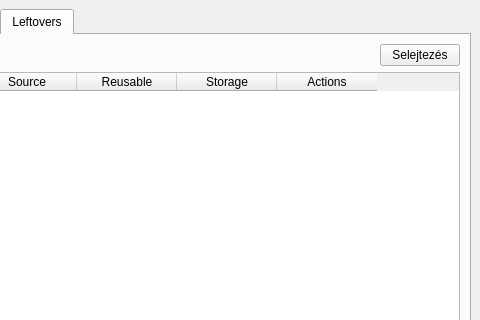
First picture: the form in view/MainWindow.ui, repository horvathzoltan/cutplannerpro, before the edit; both pictures show x 544 to 1024 and y 0 to 320 of the 1024 by 666 pixel window.
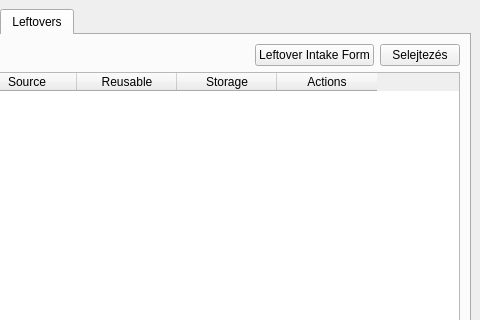
Second picture: the form after the edit. The open tabs and pages were chosen to show the change.

Diff of the .ui file:
```diff
--- a/view/MainWindow.ui
+++ b/view/MainWindow.ui
@@ -703,6 +703,13 @@
               </property>
              </spacer>
             </item>
+            <item>
+             <widget class="QPushButton" name="btn_ExportLeftoverForm">
+              <property name="text">
+               <string>Leftover Intake Form</string>
+              </property>
+             </widget>
+            </item>
             <item>
              <widget class="QPushButton" name="btn_LeftoverDisposal">
               <property name="text">
```
Left out of the diff: 2 changed lines with no effect on the pictures.
